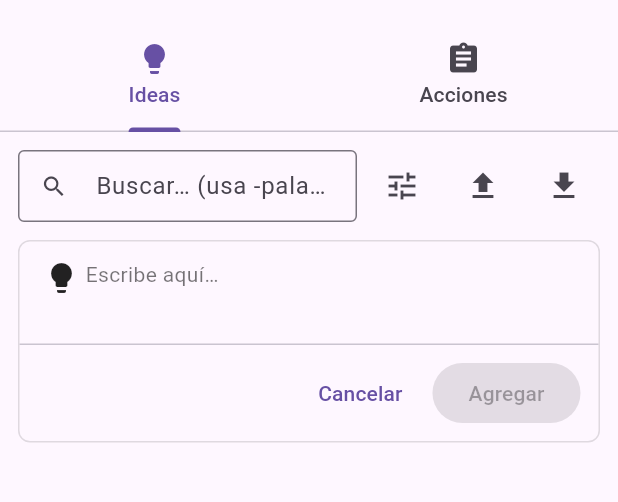
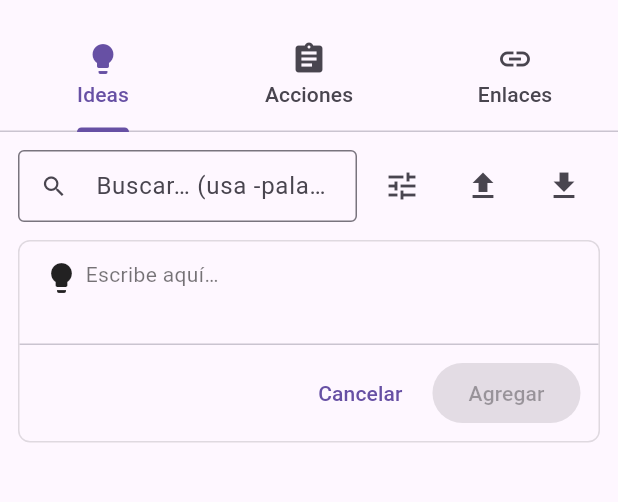
Before and after one commit to FrescoFresco/caosbox, a Flutter app: the screen it shows after launch, on a phone screen of 412 x 824 dp, the part 63-565 px from its top. Run offline on Flutter 3.47's test engine with Material 3 defaults, Android fonts, the light colour scheme and no system bars.

Commit message:
Update blocks.dart

```diff
--- a/lib/config/blocks.dart
+++ b/lib/config/blocks.dart
@@ -2,6 +2,7 @@ import 'package:flutter/material.dart';
 import 'package:caosbox/core/models/enums.dart';
 import 'package:caosbox/app/state/app_state.dart';
 import 'package:caosbox/ui/screens/generic_screen.dart';
+import 'package:caosbox/ui/screens/links_block.dart';
 
 typedef ScreenBuilder = Widget Function(BuildContext, AppState);
 
@@ -12,14 +13,23 @@ class Block {
   final ItemType? type;
   final ScreenBuilder? custom;
 
-  const Block.item({required this.id, required this.icon, required this.label, required this.type})
-      : custom = null;
+  const Block.item({
+    required this.id,
+    required this.icon,
+    required this.label,
+    required this.type,
+  }) : custom = null;
 
-  const Block.custom({required this.id, required this.icon, required this.label, required this.custom})
-      : type = null;
+  const Block.custom({
+    required this.id,
+    required this.icon,
+    required this.label,
+    required this.custom,
+  }) : type = null;
 }
 
 final blocks = <Block>[
-  const Block.item(id: 'ideas',   icon: Icons.lightbulb, label: 'Ideas',   type: ItemType.idea),
+  const Block.item(id: 'ideas',   icon: Icons.lightbulb, label: 'Ideas',    type: ItemType.idea),
   const Block.item(id: 'actions', icon: Icons.assignment, label: 'Acciones', type: ItemType.action),
+  const Block.custom(id: 'links', icon: Icons.link, label: 'Enlaces',       custom: (ctx, st) => LinksBlock(state: st)),
 ];
```
